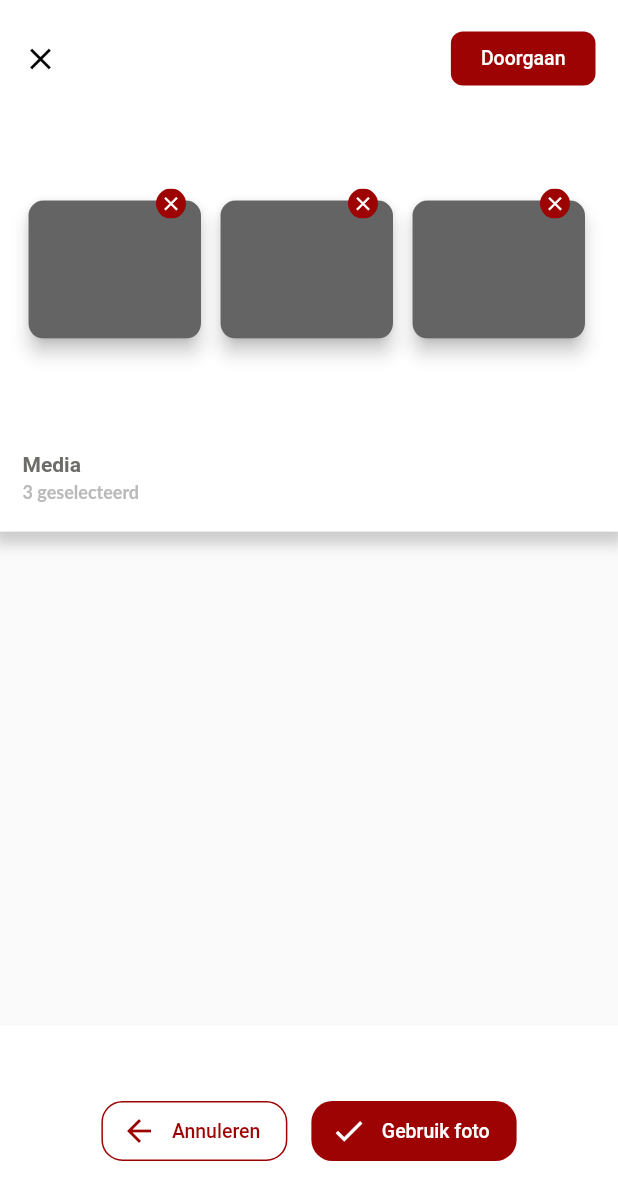
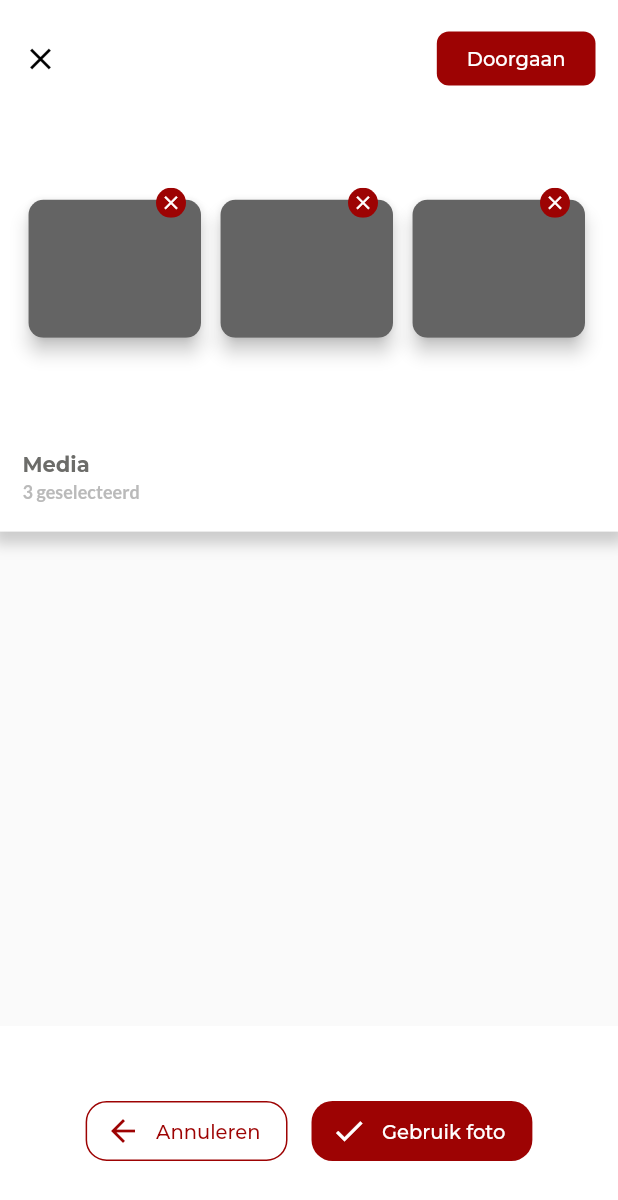
Before and after one commit to LennardDeurman/foodage-flutter, a Flutter app: the screen it shows after launch, on a phone screen of 412 x 824 dp. Shown: the top 1200 px of the screen. Run offline on Flutter 3.47's test engine with Material 2 defaults, Android fonts, the phone set to English and light mode, and no system bars; our stand-ins replace google_fonts.

Commit message:
Added Google fonts dependency and remove local fonts _Fonts file

```diff
--- a/lib/ui/fdg_theme.dart
+++ b/lib/ui/fdg_theme.dart
@@ -1,12 +1,6 @@
 
 import 'package:flutter/material.dart';
-
-class _Fonts {
-
-  final montserrat = "Montserrat";
-  final lato = "Lato";
-
-}
+import 'package:google_fonts/google_fonts.dart';
 
 class _Colors {
 
@@ -24,8 +18,6 @@ class FDGTheme {
   _Colors _colors;
   _Colors get colors => _colors;
 
-  _Fonts _fonts;
-  _Fonts get fonts => _fonts;
 
   factory FDGTheme() {
     if (_instance == null) _instance = FDGTheme._internal();
@@ -33,7 +25,6 @@ class FDGTheme {
   }
 
   FDGTheme._internal() {
-    _fonts = _Fonts();
     _colors = _Colors();
   }
 
@@ -46,34 +37,38 @@ class FDGTheme {
   }
 
   TextTheme get textTheme {
-    final headlineStyle = TextStyle( //Appbar title
-        fontFamily: FDGTheme().fonts.montserrat,
+    final headlineStyle = GoogleFonts.montserrat(
+      textStyle: TextStyle( //Appbar title
           fontSize: 20,
           fontWeight: FontWeight.w500
+      )
     );
 
     return TextTheme(
-        button: TextStyle( //Default theme for most buttons
+        button: GoogleFonts.montserrat(
+          textStyle: TextStyle( //Default theme for most buttons
               fontSize: 13,
               fontWeight: FontWeight.w500,
               color: Colors.white,
-            fontFamily: FDGTheme().fonts.montserrat
+          )
         ),
         headline1: headlineStyle,
         headline2: headlineStyle.copyWith(fontSize: 16),
         headline3: headlineStyle.copyWith(fontSize: 14),
         headline4: headlineStyle.copyWith(fontSize: 11),
-        subtitle1: TextStyle(
+        subtitle1: GoogleFonts.lato(
+          textStyle: TextStyle(
               fontWeight: FontWeight.bold,
-            fontFamily: FDGTheme().fonts.lato,
               color: colors.lightGrey, //Color.fromRGBO(186, 186, 186, 1)
               fontSize: 12
           ),
-        caption: TextStyle(
+        ),
+        caption: GoogleFonts.montserrat(
+          textStyle: TextStyle(
               fontWeight: FontWeight.bold,
-            fontFamily: fonts.montserrat,
               color: colors.grey, //Color.fromRGBO(108, 105, 105, 1)
               fontSize: 14
+          )
         )
     );
   }
--- a/pubspec.yaml
+++ b/pubspec.yaml
@@ -13,6 +13,7 @@ dependencies:
     sdk: flutter
   cupertino_icons: ^0.1.3
   camera: ^0.8.1
+  google_fonts: ^2.0.0
 
 dev_dependencies:
   flutter_test:
```
Also changed, not shown: pubspec.lock. Lines whose indentation alone changed are shown as unchanged.
